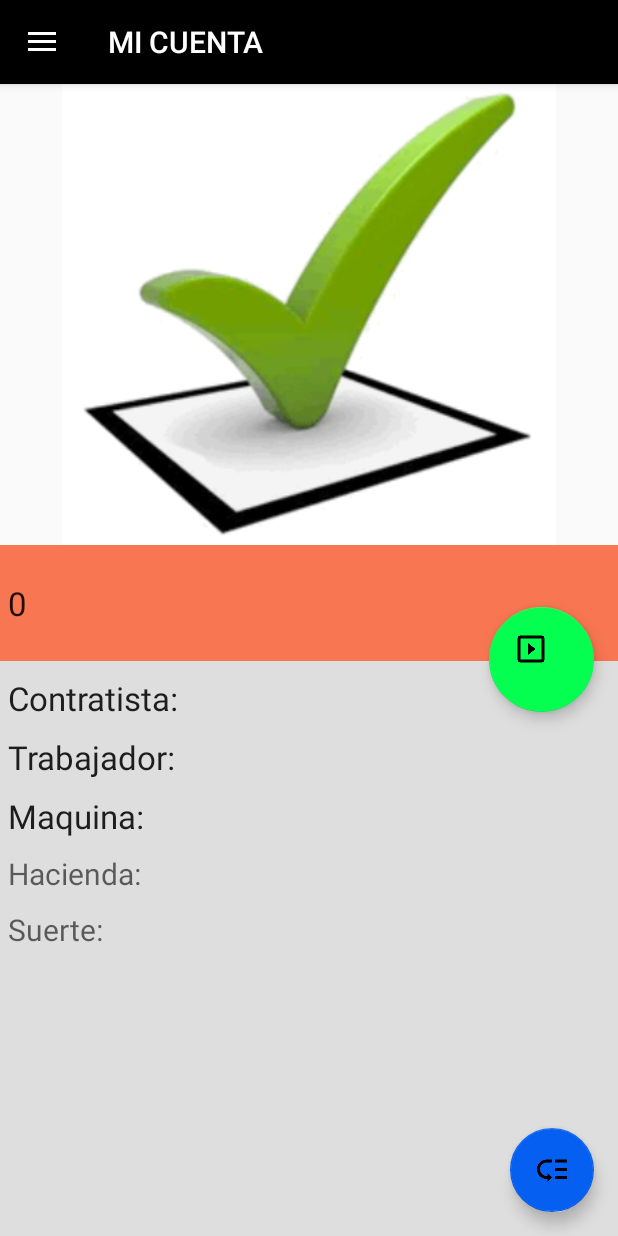
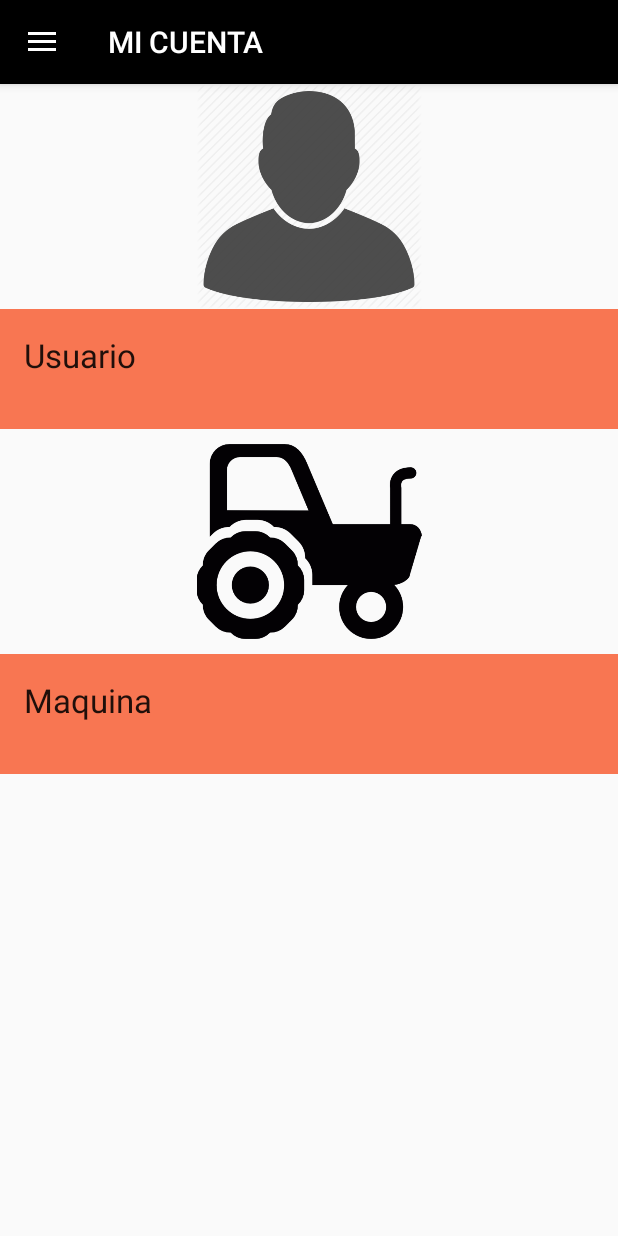
Before and after one commit to diegoochoac/ConcentradorEventos, an Android app: the MainActivity screen opened directly, with no data from a screen before it, in the side drawer, after a tap on "MI CUENTA", on a phone screen of 412 x 824 dp. Run offline under Robolectric (Android 15) with nearby library versions, the phone set to English and light mode, and no system bars; pictures from the network do not load.

Commit message:
Actualizacion se crea el menu inicial se crea el panel de seleccion usuario y maquina

```diff
--- a/app/src/main/java/com/concentrador/agrum/concentradoreventos/MainActivity.java
+++ b/app/src/main/java/com/concentrador/agrum/concentradoreventos/MainActivity.java
@@ -11,10 +11,16 @@ import android.support.v7.app.AppCompatActivity;
 import android.support.v7.widget.Toolbar;
 import android.util.Log;
 import android.view.MenuItem;
+import android.widget.ArrayAdapter;
+
+import java.util.ArrayList;
+import java.util.List;
 
 import basedatos.DatabaseCrud;
+import basedatos.contratista.Usuario;
 import fragments.EventoSeleccionado;
 import fragments.FragmentoCategorias;
+import fragments.FragmentoCuenta;
 import fragments.FragmentoInicio;
 import utils.OnFragmentInteractionListener;
 
@@ -24,6 +30,8 @@ public class MainActivity extends AppCompatActivity implements OnFragmentInterac
 
     //BASE DE DATOS
     private DatabaseCrud database;
+
+
 
     @Override
     protected void onCreate(Bundle savedInstanceState) {
@@ -69,13 +77,13 @@ public class MainActivity extends AppCompatActivity implements OnFragmentInterac
 
         switch (itemDrawer.getItemId()) {
             case R.id.item_inicio:
-                fragmentoGenerico = new FragmentoCategorias();
+                fragmentoGenerico = new FragmentoInicio();
                 break;
             case R.id.item_cuenta:
-                // Fragmento para la sección Cuenta
+                fragmentoGenerico = new FragmentoCuenta();
                 break;
             case R.id.item_categorias:
-                fragmentoGenerico = new FragmentoInicio();
+
                 break;
             case R.id.item_configuracion:
                 // Iniciar actividad de configuración
--- /dev/null
+++ b/app/src/main/java/fragments/FragmentoCuenta.java
@@ -0,0 +1,312 @@
+package fragments;
+
+import android.app.Activity;
+import android.app.AlertDialog;
+import android.content.Context;
+import android.content.DialogInterface;
+import android.graphics.Color;
+import android.net.Uri;
+import android.os.Bundle;
+import android.support.design.widget.AppBarLayout;
+import android.support.design.widget.TabLayout;
+import android.support.v4.app.Fragment;
+import android.support.v4.view.ViewPager;
+import android.text.Editable;
+import android.text.TextWatcher;
+import android.util.Log;
+import android.view.Gravity;
+import android.view.LayoutInflater;
+import android.view.View;
+import android.view.ViewGroup;
+import android.widget.AdapterView;
+import android.widget.ArrayAdapter;
+import android.widget.EditText;
+import android.widget.ImageView;
+import android.widget.LinearLayout;
+import android.widget.ListView;
+import android.widget.TextView;
+import android.widget.Toast;
+
+import com.concentrador.agrum.concentradoreventos.R;
+
+import java.util.ArrayList;
+import java.util.List;
+
+import basedatos.DatabaseCrud;
+import basedatos.contratista.Contratista;
+import basedatos.contratista.Maquina;
+import basedatos.contratista.Usuario;
+import basedatos.evento.TipoEvento;
+import basedatos.terreno.Hacienda;
+import basedatos.terreno.Suerte;
+import utils.ItemClickListener;
+import utils.OnFragmentInteractionListener;
+
+public class FragmentoCuenta extends Fragment {
+
+
+    TextView txtUsuario, txtMaquina;
+    ImageView imagenUsuario, imagenMaquina;
+    Context thiscontext;
+
+    private DatabaseCrud database;
+
+    private String contratista="";
+
+    private List<Usuario> UsuarioList;
+    private List<String> UsuarioListName = new ArrayList<>();
+    private ArrayAdapter<String> adapterUsuario;
+    private String usuario="";
+
+    private List<Maquina> MaquinaList;
+    private List<String> MaquinaListName = new ArrayList<>();
+    private ArrayAdapter<String> adapterMaquina;
+    private String maquina="";
+
+
+
+    // TODO: Rename parameter arguments, choose names that match
+    // the fragment initialization parameters, e.g. ARG_ITEM_NUMBER
+    private static final String ARG_PARAM1 = "param1";
+    private static final String ARG_PARAM2 = "param2";
+
+    // TODO: Rename and change types of parameters
+    private String mParam1;
+    private String mParam2;
+
+    private OnFragmentInteractionListener mCallback = null;
+
+    public FragmentoCuenta() {
+        // Required empty public constructor
+    }
+
+    public static FragmentoCuenta newInstance(String param1, String param2) {
+        FragmentoCuenta fragment = new FragmentoCuenta();
+        Bundle args = new Bundle();
+        args.putString(ARG_PARAM1, param1);
+        args.putString(ARG_PARAM2, param2);
+        fragment.setArguments(args);
+        return fragment;
+    }
+
+    @Override
+    public void onCreate(Bundle savedInstanceState) {
+        super.onCreate(savedInstanceState);
+        if (getArguments() != null) {
+            mParam1 = getArguments().getString(ARG_PARAM1);
+            mParam2 = getArguments().getString(ARG_PARAM2);
+        }
+    }
+
+    @Override
+    public View onCreateView(LayoutInflater inflater, ViewGroup container,
+                             Bundle savedInstanceState) {
+        // Inflate the layout for this fragment
+        View view = inflater.inflate(R.layout.fragment_fragmento_cuenta, container, false);
+
+        contratista = "Operadores Campo";   //TODO hay que tomar el contratista desde el main
+        database = new DatabaseCrud(container.getContext());
+        thiscontext = container.getContext();
+        txtUsuario = (TextView)view.findViewById(R.id.textUsuario);
+        txtMaquina = (TextView)view.findViewById(R.id.textMaquina);
+
+        imagenUsuario  = (ImageView) view.findViewById(R.id.imageViewUsuario);
+        //<editor-fold desc="setOnClickListener Usuario">
+        imagenUsuario.setOnClickListener(new View.OnClickListener(){
+
+            @Override
+            public void onClick(View view) {
+                Log.i("FragCuenta","Presiono Usuario");
+                Log.i("FragCuenta",contratista);
+                UsuarioList = database.obtenerUsuariosporId(Usuario.KEY_CONTRATISTA,contratista);
+                Log.i("EventosFragment","Tamaño: "+UsuarioList.size());
+                if(UsuarioList.size()>0 && UsuarioList != null){
+                    UsuarioListName.clear();
+                    for(int i=0; i<UsuarioList.size(); i++){
+                        UsuarioListName.add(UsuarioList.get(i).getNombre());
+                    }
+                    adapterUsuario = new ArrayAdapter<String>(thiscontext,android.R.layout.simple_list_item_1,UsuarioListName);
+                    AlerDialogList(adapterUsuario, "Usuario");
+                }else{
+                    Log.i("FragCuenta", "onClick btnTrabajador Ninguno");
+                    Toast.makeText(thiscontext,"No se encuentran registros",Toast.LENGTH_SHORT).show();
+                }
+            }
+
+        });
+        //</editor-fold>
+
+        imagenMaquina = (ImageView) view.findViewById(R.id.imageViewMaquina);
+        //<editor-fold desc="setOnClickListener Maquina">
+        imagenMaquina.setOnClickListener(new View.OnClickListener() {
+            @Override
+            public void onClick(View view) {
+                Log.i("FragCuenta","Presiono Maquina");
+                Log.i("FragCuenta",maquina);
+                MaquinaList = database.obtenerMaquinasporId(Maquina.KEY_CONTRATISTA,contratista);
+                Log.i("EventosFragment","Tamaño: "+MaquinaList.size());
+                if(MaquinaList.size()>0 && MaquinaList != null){
+                    MaquinaListName.clear();
+                    for(int i=0; i<MaquinaList.size(); i++){
+                        MaquinaListName.add(MaquinaList.get(i).getNombre());
+                    }
+                    adapterMaquina = new ArrayAdapter<String>(thiscontext,android.R.layout.simple_list_item_1,MaquinaListName);
+                    AlerDialogList(adapterMaquina, "Maquina");
+                }else{
+                    Log.i("FragCuenta", "onClick btnMaquina Ninguno");
+                    Toast.makeText(thiscontext,"No se encuentran registros",Toast.LENGTH_SHORT).show();
+                }
+            }
+        });
+        //</editor-fold>
+
+        return view;
+    }
+
+
+
+    void AlerDialogList(final ArrayAdapter<String> adapter, final String lista){
+
+
+        final AlertDialog.Builder alertdialogbuilder = new AlertDialog.Builder(thiscontext);
+
+        final LinearLayout layout= new LinearLayout(thiscontext);
+        final ListView listview = new ListView(thiscontext);
+        final TextView Message = new TextView(thiscontext);
+        final EditText editText = new EditText(thiscontext);
+
+        Message.setText("Ingrese busqueda:");
+        Message.setGravity(Gravity.CENTER | Gravity.BOTTOM);
+        editText.setSingleLine();
+        editText.clearFocus();
+
+        layout.setOrientation(LinearLayout.VERTICAL);
+        layout.addView(listview);
+        layout.addView(Message);
+        layout.addView(editText);
+
+        alertdialogbuilder.setTitle("Por favor seleccione");
+        alertdialogbuilder.setView(layout);
+
+        listview.setAdapter(adapter);
+
+        final AlertDialog alert = alertdialogbuilder.create();
+
+        editText.addTextChangedListener(new TextWatcher(){
+            public void afterTextChanged(Editable s){
+            }
+            public void beforeTextChanged(CharSequence s, int start, int count, int after){
+
+            }
+            public void onTextChanged(CharSequence s, int start, int before, int count) {
+                String text = editText.getText().toString().toLowerCase().trim();
+                switch (lista){
+                    case "Usuario":
+                        UsuarioList = database.obtenerUsuarioAutocompletar(Usuario.NOMBRE,text,Usuario.KEY_CONTRATISTA,contratista);
+                        Log.i("EventosFragment", "Usuario tamaño: "+UsuarioList.size()+" otras:"+UsuarioListName.size());
+                        if(UsuarioList.size()>0 && UsuarioList != null){
+                            UsuarioListName.clear();
+                            for(int i=0; i<UsuarioList.size(); i++){
+                                UsuarioListName.add(UsuarioList.get(i).getNombre());
+                                Log.i("EventosFragment", "valores: "+UsuarioList.get(i).getNombre());
+                            }
+                        }else{
+                            UsuarioListName.clear();
+                            UsuarioListName.add("No se encuentra Busqueda");
+                        }
+                        break;
+
+                    case "Maquina":
+                        MaquinaList = database.obtenerMaquinaAutocompletar(Maquina.NOMBRE,text,Maquina.KEY_CONTRATISTA,contratista);
+                        Log.i("EventosFragment", "Maquina tamaño: "+MaquinaList.size()+" otras:"+MaquinaListName.size());
+                        if(MaquinaList.size()>0 && MaquinaList != null){
+                            MaquinaListName.clear();
+                            for(int i=0; i<MaquinaList.size(); i++){
+                                MaquinaListName.add(MaquinaList.get(i).getNombre());
+                                Log.i("EventosFragment", "valores: "+MaquinaList.get(i).getNombre());
+                            }
+                        }else{
+                            MaquinaListName.clear();
+                            MaquinaListName.add("No se encuentra Busqueda");
+                        }
+                        break;
+
+
+
+                }
+                listview.setAdapter(adapter);
+            }
+        });
+
+        listview.setOnItemClickListener(new AdapterView.OnItemClickListener() {
+            @Override
+            public void onItemClick(AdapterView parent, View view, int position, long id) {
+                Object select= null;
+                Uri uri = Uri.parse("");
+                select= adapter.getItem(position);
+
+                switch (lista){
+                    case "Usuario":
+                        usuario = select.toString();
+                        txtUsuario.setText("USUARIO: "+usuario);
+                        //uri = Uri.parse(SET_EVENTO +":"+ select.toString());
+                        //mListener.onFragmentInteraction(uri);
+                        break;
+                    case "Maquina":
+                        maquina = select.toString();
+                        txtMaquina.setText("MAQUINA: "+maquina);
+
+                        break;
+                }
+
+                alert.cancel();
+            }
+        });
+
+        alertdialogbuilder.setNegativeButton("CANCELAR", new DialogInterface.OnClickListener() {
+
+            @Override
+            public void onClick(DialogInterface dialog, int which) {
+                dialog.dismiss();
+            }
+        });
+
+        alert.show();
+    }
+
+    @Override
+    public void onAttach(Activity activity) {
+        super.onAttach(activity);
+        try {
+            mCallback = (OnFragmentInteractionListener) activity;
+        } catch (ClassCastException e) {
+            throw new ClassCastException(activity.toString()
+                    + "El Activity debe implementar la interfaz FragmentIterationListener");
+        }
+    }
+
+    @Override
+    public void onDetach() {
+        super.onDetach();
+        mCallback = null;
+    }
+
+    @Override
+    public void onStart() {
+        super.onStart();
+        Log.i("Fragmento Cuenta","onStart");
+    }
+
+    @Override
+    public void onPause() {
+        super.onPause();
+        Log.i("Fragmento Cuenta","onPause");
+    }
+
+    @Override
+    public void onDestroy() {
+        super.onDestroy();
+        Log.i("Fragmento Cuenta","onDestroy");
+    }
+
+}
--- a/app/src/main/java/fragments/FragmentoInicio.java
+++ b/app/src/main/java/fragments/FragmentoInicio.java
@@ -4,8 +4,10 @@ import android.content.Context;
 import android.net.Uri;
 import android.os.Bundle;
 import android.support.v4.app.Fragment;
+import android.support.v7.widget.GridLayoutManager;
 import android.support.v7.widget.LinearLayoutManager;
 import android.support.v7.widget.RecyclerView;
+import android.util.Log;
 import android.view.LayoutInflater;
 import android.view.View;
 import android.view.ViewGroup;
@@ -13,12 +15,14 @@ import android.view.ViewGroup;
 import com.concentrador.agrum.concentradoreventos.R;
 
 import utils.AdaptadorInicio;
+import utils.ItemClickListener;
 
 
-public class FragmentoInicio extends Fragment {
+public class FragmentoInicio extends Fragment implements ItemClickListener {
 
     private RecyclerView reciclador;
     private LinearLayoutManager layoutManager;
+    //private GridLayoutManager layoutManager;
     private AdaptadorInicio adaptador;
 
     public FragmentoInicio() {
@@ -32,11 +36,20 @@ public class FragmentoInicio extends Fragment {
 
         reciclador = (RecyclerView) view.findViewById(R.id.reciclador);
         layoutManager = new LinearLayoutManager(getActivity());
+        //layoutManager = new GridLayoutManager(getActivity(),2);
+
         reciclador.setLayoutManager(layoutManager);
 
         adaptador = new AdaptadorInicio();
         reciclador.setAdapter(adaptador);
+        adaptador.setClickListener(this);
         return view;
     }
 
+    @Override
+    public void onClick(View view, int position) {
+
+        Log.i("Fragmento Inicio","Registro Posicion: "+position);
+
+    }
 }
--- a/app/src/main/java/utils/AdaptadorCategorias.java
+++ b/app/src/main/java/utils/AdaptadorCategorias.java
@@ -46,7 +46,7 @@ public class AdaptadorCategorias extends RecyclerView.Adapter<AdaptadorCategoria
 
         @Override
         public void onClick(View view) {
-            Log.i("posision","posicion:");
+            //Log.i("posision","posicion:");
             if(clickListener != null){
                 clickListener.onClick(view, getAdapterPosition()); //OnItemClickListener mItemClickListener;
             }
--- a/app/src/main/java/utils/AdaptadorInicio.java
+++ b/app/src/main/java/utils/AdaptadorInicio.java
@@ -1,6 +1,7 @@
 package utils;
 
 import android.support.v7.widget.RecyclerView;
+import android.util.Log;
 import android.view.LayoutInflater;
 import android.view.View;
 import android.view.ViewGroup;
@@ -13,22 +14,34 @@ import com.concentrador.agrum.concentradoreventos.R;
 /**
  * Adaptador para mostrar las comidas más pedidas en la sección "Inicio"
  */
-public class AdaptadorInicio
-        extends RecyclerView.Adapter<AdaptadorInicio.ViewHolder> {
+public class AdaptadorInicio extends RecyclerView.Adapter<AdaptadorInicio.ViewHolder> {
 
+    static ItemClickListener clickListener;
 
-    public static class ViewHolder extends RecyclerView.ViewHolder {
+    public static class ViewHolder extends RecyclerView.ViewHolder  implements View.OnClickListener{
         // Campos respectivos de un item
         public TextView nombre;
-        public TextView precio;
         public ImageView imagen;
 
         public ViewHolder(View v) {
             super(v);
-            nombre = (TextView) v.findViewById(R.id.nombre_comida);
-            precio = (TextView) v.findViewById(R.id.precio_comida);
-            imagen = (ImageView) v.findViewById(R.id.miniatura_comida);
+            nombre = (TextView) v.findViewById(R.id.nombre_registro);
+            imagen = (ImageView) v.findViewById(R.id.miniatura_registro);
+
+            v.setTag(v);
+            v.setOnClickListener(this);
         }
+        @Override
+        public void onClick(View view) {
+            //Log.i("posision","posicion:");
+            if(clickListener != null){
+                clickListener.onClick(view, getAdapterPosition()); //OnItemClickListener mItemClickListener;
+            }
+        }
+    }
+
+    public void setClickListener(ItemClickListener itemClickListener){
+        this.clickListener = itemClickListener;
     }
 
     public AdaptadorInicio() {
@@ -55,8 +68,6 @@ public class AdaptadorInicio
                 .centerCrop()
                 .into(viewHolder.imagen);
         viewHolder.nombre.setText(item.getNombre());
-        viewHolder.precio.setText("" + item.getPrecio());
-
     }
 
 
--- a/app/src/main/java/utils/Eventos.java
+++ b/app/src/main/java/utils/Eventos.java
@@ -26,8 +26,9 @@ public class Eventos {
 
 
     static {
-        /*COMIDAS_POPULARES.add(new Eventos(0, "Camarones Tismados", R.drawable.camarones));
-        COMIDAS_POPULARES.add(new Eventos(0, "Rosca Herbárea", R.drawable.rosca));
+        COMIDAS_POPULARES.add(new Eventos(0, "REGISTRO LABOR", R.drawable.labor));
+        COMIDAS_POPULARES.add(new Eventos(0, "REGISTRO EVENTO", R.drawable.inspeccion));
+        /*
         COMIDAS_POPULARES.add(new Eventos(0, "Sushi Extremo", R.drawable.sushi));
         COMIDAS_POPULARES.add(new Eventos(0, "Sandwich Deli", R.drawable.sandwich));
         COMIDAS_POPULARES.add(new Eventos(0, "Lomo De Cerdo Austral", R.drawable.lomo_cerdo));*/
--- /dev/null
+++ b/app/src/main/res/layout/fragment_fragmento_cuenta.xml
@@ -0,0 +1,61 @@
+<RelativeLayout xmlns:android="http://schemas.android.com/apk/res/android"
+    xmlns:tools="http://schemas.android.com/tools"
+    android:layout_width="match_parent"
+    android:layout_height="match_parent"
+    tools:context="fragments.FragmentoCuenta">
+
+
+    <LinearLayout
+        android:orientation="vertical"
+        android:layout_width="match_parent"
+        android:layout_height="match_parent">
+
+        <ImageView
+            android:layout_width="match_parent"
+            android:layout_height="150dp"
+            android:id="@+id/imageViewUsuario"
+            android:layout_gravity="center_horizontal|top"
+            android:src="@drawable/person" />
+
+
+        <LinearLayout
+            android:layout_width="match_parent"
+            android:layout_height="80dp"
+            android:background="@color/accentColor"
+            android:orientation="vertical"
+            android:padding="@dimen/espacio_norma_1">
+
+            <TextView
+                android:layout_width="wrap_content"
+                android:layout_height="wrap_content"
+                android:textAppearance="?android:attr/textAppearanceLarge"
+                android:text="Usuario"
+                android:id="@+id/textUsuario" />
+        </LinearLayout>
+
+        <ImageView
+            android:layout_width="match_parent"
+            android:layout_height="150dp"
+            android:id="@+id/imageViewMaquina"
+            android:layout_gravity="center_horizontal"
+            android:src="@drawable/labor" />
+
+        <LinearLayout
+            android:layout_width="match_parent"
+            android:layout_height="80dp"
+            android:background="@color/accentColor"
+            android:orientation="vertical"
+            android:padding="@dimen/espacio_norma_1" >
+
+            <TextView
+                android:layout_width="wrap_content"
+                android:layout_height="wrap_content"
+                android:textAppearance="?android:attr/textAppearanceLarge"
+                android:text="Maquina"
+                android:id="@+id/textMaquina" />
+        </LinearLayout>
+
+
+    </LinearLayout>
+
+</RelativeLayout>
--- a/app/src/main/res/values/strings.xml
+++ b/app/src/main/res/values/strings.xml
@@ -3,7 +3,7 @@
     <string name="action_settings">Settings</string>
     <string name="action_search">Buscar</string>
 
-    <string name="item_inicio">REGISTRO TRABAJO</string>
+    <string name="item_inicio">INICIO</string>
     <string name="item_cuenta">MI CUENTA</string>
     <string name="item_Historial">HISTORIAL TRABAJO</string>
     <string name="item_configuracion">CONFIGURACIÓN</string>
@@ -15,6 +15,11 @@
     <string name="titulo_tab_maquina">MAQUINA</string>
     <string name="titulo_tab_lugar">LUGAR</string>
 
+    <string name="texto_cambiar_contrasena">Cambia tu contraseña</string>
+    <string name="etiqueta_contrasena">Contraseña</string>
+    <string name="etiqueta_info_usuario">Información del usuario</string>
+
+
     <!-- TODO: Remove or change this placeholder text -->
     <string name="hello_blank_fragment">Hello blank fragment</string>
 
```
Also changed, not shown: app/src/main/res/layout/fragmento_inicio.xml (+0 -11 lines), app/src/main/res/layout/item_lista_inicio.xml (+12 -14 lines), app/src/main/res/drawable/person.png (added).
